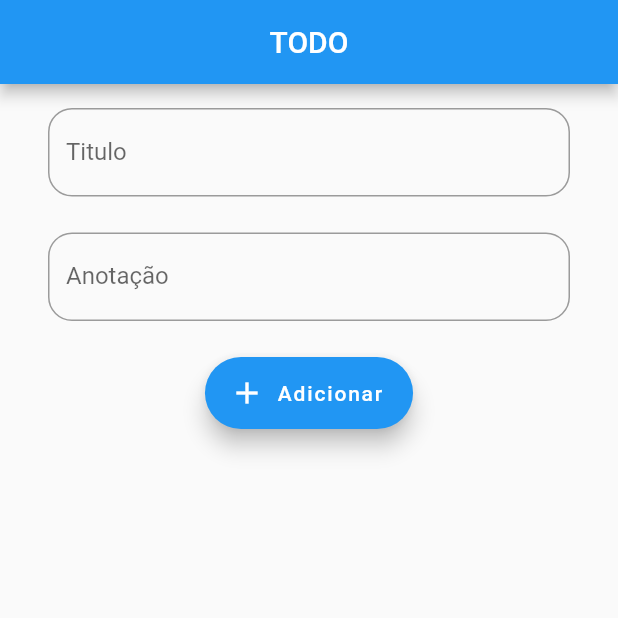
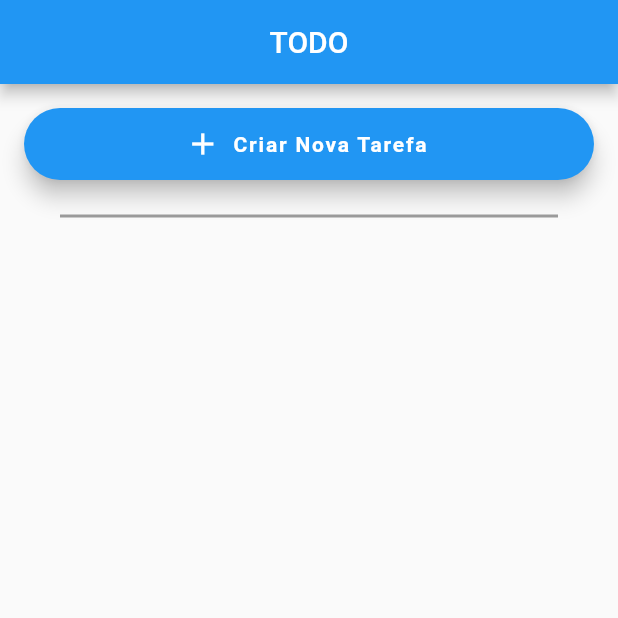
Before and after one commit to gustavopassinato/DEV-MOB, a Flutter app: the screen it shows after launch, on a phone screen of 412 x 824 dp, the top half of it. Run offline on Flutter 3.47's test engine with Material 2 defaults, Android fonts, the phone set to English and light mode, and no system bars.

Commit message:
Adicionada a funcionalidade de listagem de tarefas
Adicionada a funcionalidade de ocultar imput de novas funcionalidades

```diff
--- a/lib/main.dart
+++ b/lib/main.dart
@@ -31,19 +31,32 @@ class ListaTarefas extends StatefulWidget {
 class _ListaTarefasState extends State<ListaTarefas> {
   List<Tarefa> tarefas = [];
 
+  List<Widget> topPageContent = [];
+
+  int currentTopPageContentIndex = 1;
+
   final TextEditingController _tituloController = TextEditingController();
   final TextEditingController _anotacaoController = TextEditingController();
 
   void adicionarTarefa() {
-    print(
-        "Titulo: ${_tituloController.text},\n Anotação: ${_anotacaoController.text}");
-
-    setState(() {
-      tarefas.add(Tarefa(_tituloController.text, _anotacaoController.text));
-    });
+    String titulo = _tituloController.text;
+    String anotacao = _anotacaoController.text;
 
     _tituloController.text = '';
     _anotacaoController.text = '';
+
+    setState(() {
+      tarefas.add(
+          Tarefa(titulo, anotacao, Object.hash(titulo, anotacao).toString()));
+
+      currentTopPageContentIndex = 1;
+    });
+  }
+
+  void exibirInput() {
+    setState(() {
+      currentTopPageContentIndex = 0;
+    });
   }
 
   @override
@@ -55,16 +68,111 @@ class _ListaTarefasState extends State<ListaTarefas> {
 
   @override
   Widget build(BuildContext context) {
-    return Column(
-      children: [
-        InputDados(_tituloController, _anotacaoController, adicionarTarefa),
-        Column(
+    topPageContent.clear();
+    topPageContent.add(
+        InputDados(_tituloController, _anotacaoController, adicionarTarefa));
+    topPageContent.add(NovaTarefaButton(exibirInput));
+
+    return Container(
+      alignment: Alignment.center,
+      padding: const EdgeInsets.all(16),
+      child: ListView(
+        children: [
+          topPageContent[currentTopPageContentIndex],
+          const Padding(
+            padding: EdgeInsets.fromLTRB(24, 16, 24, 16),
+            child: Divider(
+              thickness: 2,
+              color: Colors.black38,
+            ),
+          ),
+          ListView.separated(
+            shrinkWrap: true,
+            physics: const NeverScrollableScrollPhysics(),
+            padding: const EdgeInsets.all(8),
+            itemCount: tarefas.length,
+            itemBuilder: (BuildContext context, index) {
+              return TarefaCard(tarefas[index].titulo, tarefas[index].anotacao);
+            },
+            separatorBuilder: (BuildContext context, int index) =>
+                const Divider(),
+          )
+        ],
+      ),
+    );
+  }
+}
+
+class TarefaCard extends StatelessWidget {
+  final String titulo;
+  final String anotacao;
+
+  const TarefaCard(this.titulo, this.anotacao, {super.key});
+
+  @override
+  Widget build(BuildContext context) {
+    return Card(
+      child: Padding(
+        padding: const EdgeInsets.all(8.0),
+        child: Row(
+          mainAxisAlignment: MainAxisAlignment.spaceBetween,
           children: [
-            for (var item in tarefas)
-              Text("Titulo: ${item.titulo},\n Anotação: ${item.anotacao}")
+            Row(
+              children: [
+                IconButton(
+                    onPressed: () {},
+                    icon: Icon(
+                      Icons.circle_outlined,
+                      size: 20,
+                      color: Theme.of(context).colorScheme.primary,
+                    )),
+                Column(
+                  crossAxisAlignment: CrossAxisAlignment.start,
+                  children: [
+                    Text(
+                      titulo,
+                      style: const TextStyle(
+                          color: Colors.black,
+                          fontSize: 16,
+                          fontWeight: FontWeight.bold),
+                    ),
+                    Text(
+                      anotacao,
+                      style: const TextStyle(color: Colors.black38, fontSize: 12),
+                    )
+                  ],
+                )
+              ],
+            ),
+            IconButton(
+              onPressed: () {},
+              icon: const Icon(
+                Icons.delete,
+                size: 20,
+                color: Colors.red,
+              ),
+            )
           ],
-        )
-      ],
+        ),
+      ),
+    );
+  }
+}
+
+class NovaTarefaButton extends StatelessWidget {
+  final void Function() handleNewTask;
+
+  const NovaTarefaButton(this.handleNewTask, {super.key});
+
+  @override
+  Widget build(BuildContext context) {
+    return FloatingActionButton.extended(
+      onPressed: handleNewTask,
+      label: const Text(
+        'Criar Nova Tarefa',
+        style: TextStyle(fontWeight: FontWeight.bold),
+      ),
+      icon: const Icon(Icons.add),
     );
   }
 }
@@ -72,8 +180,10 @@ class _ListaTarefasState extends State<ListaTarefas> {
 class Tarefa {
   String titulo;
   String anotacao;
+  String id;
+  bool status = false;
 
-  Tarefa(this.titulo, this.anotacao);
+  Tarefa(this.titulo, this.anotacao, this.id);
 }
 
 class InputDados extends StatelessWidget {
@@ -89,7 +199,7 @@ class InputDados extends StatelessWidget {
   Widget build(BuildContext context) {
     return Container(
       alignment: Alignment.center,
-      padding: const EdgeInsets.fromLTRB(32, 16, 32, 16),
+      padding: const EdgeInsets.fromLTRB(16, 0, 16, 0),
       child: Column(
         children: [
           Padding(
@@ -123,7 +233,7 @@ class InputDados extends StatelessWidget {
           FloatingActionButton.extended(
             onPressed: adicionarTarefa,
             label: const Text('Adicionar'),
-            icon: const Icon(Icons.add),
+            icon: const Icon(Icons.check),
           )
         ],
       ),
```
